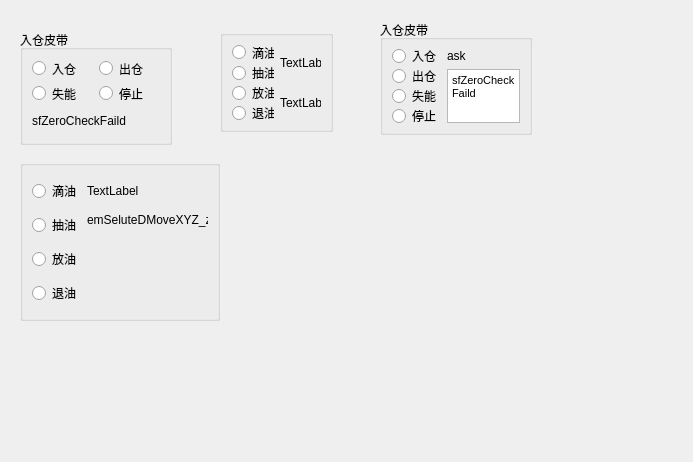
Qt form form/formtest.ui (KingChenFY/ZW_JiXieBiTool) before a commit.
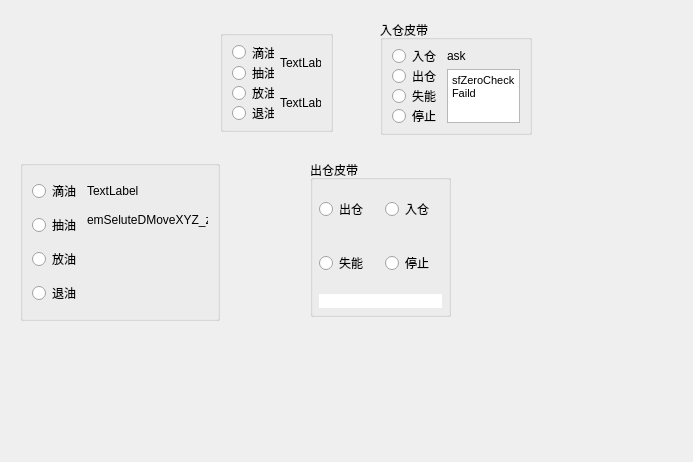
The same form after that commit.

What changed in the file:
```diff
--- a/form/formtest.ui
+++ b/form/formtest.ui
@@ -13,107 +13,6 @@
   <property name="windowTitle">
    <string>Form</string>
   </property>
-  <widget class="QGroupBox" name="gb_BI_2">
-   <property name="geometry">
-    <rect>
-     <x>20</x>
-     <y>30</y>
-     <width>152</width>
-     <height>115</height>
-    </rect>
-   </property>
-   <property name="styleSheet">
-    <string notr="true">border-color: rgb(255, 0, 0);</string>
-   </property>
-   <property name="title">
-    <string>入仓皮带</string>
-   </property>
-   <layout class="QHBoxLayout" name="horizontalLayout_13" stretch="0">
-    <property name="spacing">
-     <number>6</number>
-    </property>
-    <item>
-     <layout class="QVBoxLayout" name="verticalLayout_26">
-      <item>
-       <layout class="QGridLayout" name="gridLayout_3">
-        <item row="1" column="0">
-         <widget class="QRadioButton" name="rbtn_BIoff_2">
-          <property name="sizePolicy">
-           <sizepolicy hsizetype="Preferred" vsizetype="Preferred">
-            <horstretch>0</horstretch>
-            <verstretch>0</verstretch>
-           </sizepolicy>
-          </property>
-          <property name="text">
-           <string>失能</string>
-          </property>
-         </widget>
-        </item>
-        <item row="0" column="1">
-         <widget class="QRadioButton" name="rbtn_BIout_2">
-          <property name="sizePolicy">
-           <sizepolicy hsizetype="Preferred" vsizetype="Preferred">
-            <horstretch>0</horstretch>
-            <verstretch>0</verstretch>
-           </sizepolicy>
-          </property>
-          <property name="text">
-           <string>出仓</string>
-          </property>
-         </widget>
-        </item>
-        <item row="1" column="1">
-         <widget class="QRadioButton" name="rbtn_BIstop_2">
-          <property name="sizePolicy">
-           <sizepolicy hsizetype="Preferred" vsizetype="Preferred">
-            <horstretch>0</horstretch>
-            <verstretch>0</verstretch>
-           </sizepolicy>
-          </property>
-          <property name="text">
-           <string>停止</string>
-          </property>
-         </widget>
-        </item>
-        <item row="0" column="0">
-         <widget class="QRadioButton" name="rbtn_BIin_2">
-          <property name="sizePolicy">
-           <sizepolicy hsizetype="Preferred" vsizetype="Preferred">
-            <horstretch>0</horstretch>
-            <verstretch>0</verstretch>
-           </sizepolicy>
-          </property>
-          <property name="text">
-           <string>入仓</string>
-          </property>
-         </widget>
-        </item>
-       </layout>
-      </item>
-      <item>
-       <layout class="QVBoxLayout" name="verticalLayout_29" stretch="6">
-        <property name="spacing">
-         <number>2</number>
-        </property>
-        <item>
-         <widget class="QLabel" name="label_5">
-          <property name="sizePolicy">
-           <sizepolicy hsizetype="Minimum" vsizetype="Minimum">
-            <horstretch>0</horstretch>
-            <verstretch>0</verstretch>
-           </sizepolicy>
-          </property>
-          <property name="text">
-           <string>sfZeroCheckFaild</string>
-          </property>
-         </widget>
-        </item>
-       </layout>
-      </item>
-     </layout>
-    </item>
-   </layout>
-  </widget>
   <widget class="QGroupBox" name="groupBox">
    <property name="geometry">
     <rect>
@@ -386,6 +285,109 @@
     </item>
    </layout>
   </widget>
+  <widget class="QGroupBox" name="gb_BO">
+   <property name="geometry">
+    <rect>
+     <x>310</x>
+     <y>160</y>
+     <width>141</width>
+     <height>157</height>
+    </rect>
+   </property>
+   <property name="title">
+    <string>出仓皮带</string>
+   </property>
+   <layout class="QVBoxLayout" name="verticalLayout_26" stretch="8,1">
+    <property name="spacing">
+     <number>8</number>
+    </property>
+    <property name="leftMargin">
+     <number>6</number>
+    </property>
+    <property name="topMargin">
+     <number>6</number>
+    </property>
+    <property name="rightMargin">
+     <number>6</number>
+    </property>
+    <property name="bottomMargin">
+     <number>6</number>
+    </property>
+    <item>
+     <layout class="QGridLayout" name="gridLayout_4">
+      <item row="0" column="0">
+       <widget class="QRadioButton" name="rbtn_BOout">
+        <property name="sizePolicy">
+         <sizepolicy hsizetype="Preferred" vsizetype="Preferred">
+          <horstretch>0</horstretch>
+          <verstretch>0</verstretch>
+         </sizepolicy>
+        </property>
+        <property name="text">
+         <string>出仓</string>
+        </property>
+       </widget>
+      </item>
+      <item row="0" column="1">
+       <widget class="QRadioButton" name="rbtn_BOin">
+        <property name="sizePolicy">
+         <sizepolicy hsizetype="Preferred" vsizetype="Preferred">
+          <horstretch>0</horstretch>
+          <verstretch>0</verstretch>
+         </sizepolicy>
+        </property>
+        <property name="text">
+         <string>入仓</string>
+        </property>
+       </widget>
+      </item>
+      <item row="1" column="0">
+       <widget class="QRadioButton" name="rbtn_BOoff">
+        <property name="sizePolicy">
+         <sizepolicy hsizetype="Preferred" vsizetype="Preferred">
+          <horstretch>0</horstretch>
+          <verstretch>0</verstretch>
+         </sizepolicy>
+        </property>
+        <property name="text">
+         <string>失能</string>
+        </property>
+       </widget>
+      </item>
+      <item row="1" column="1">
+       <widget class="QRadioButton" name="rbtn_BOstop">
+        <property name="sizePolicy">
+         <sizepolicy hsizetype="Preferred" vsizetype="Preferred">
+          <horstretch>0</horstretch>
+          <verstretch>0</verstretch>
+         </sizepolicy>
+        </property>
+        <property name="text">
+         <string>停止</string>
+        </property>
+       </widget>
+      </item>
+     </layout>
+    </item>
+    <item>
+     <layout class="QVBoxLayout" name="verticalLayout_2">
+      <property name="spacing">
+       <number>0</number>
+      </property>
+      <item>
+       <widget class="QLabel" name="lab_BOcolor">
+        <property name="styleSheet">
+         <string notr="true">background-color: rgb(255, 255, 255);</string>
+        </property>
+        <property name="text">
+         <string/>
+        </property>
+       </widget>
+      </item>
+     </layout>
+    </item>
+   </layout>
+  </widget>
  </widget>
  <resources/>
  <connections/>
```
